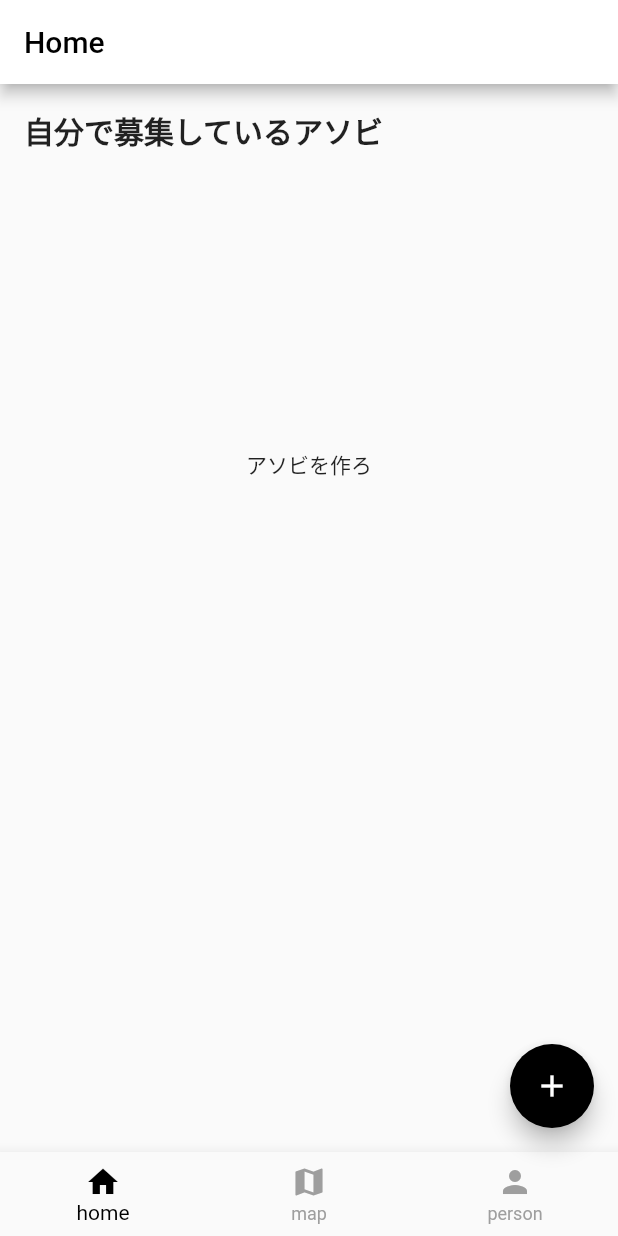
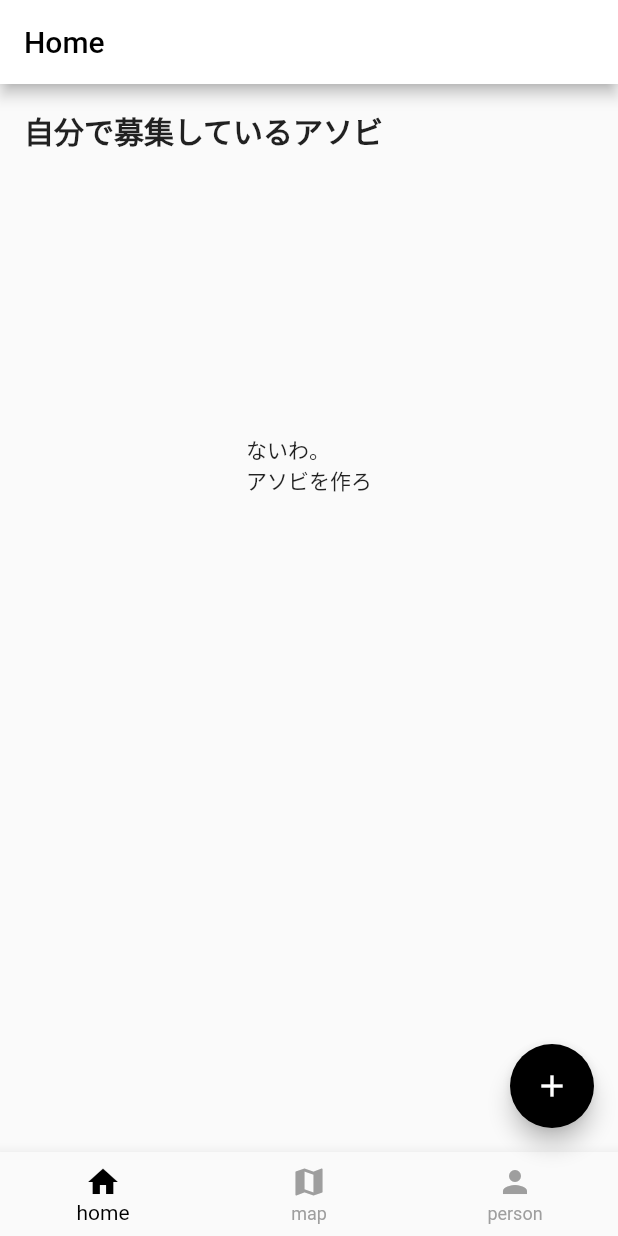
Before and after one commit to HajimexxxNakagawa/konoyubi, a Flutter app: the screen it shows once a user with an empty profile is signed in, on a phone screen of 412 x 824 dp. Run offline on Flutter 3.47's test engine with Material 2 defaults, Android fonts, the phone set to English and light mode, and no system bars; our stand-ins replace carousel_slider, cloud_firestore, firebase_auth, firebase_core, flutter_hooks, google_maps_flutter and 3 more; missing offline and left inert: flutter_facebook_auth; accounts and stored records are empty.

Commit message:
update filter

```diff
--- a/lib/ui/home/home_screen.dart
+++ b/lib/ui/home/home_screen.dart
@@ -18,7 +18,7 @@ class HomeScreen extends HookWidget {
     final userId = currentUser.data?.value?.uid;
     final asobiList = FirebaseFirestore.instance
         .collection('asobiList')
-        .where('owner', isEqualTo: userId)
+        .where('owner', isEqualTo: userId ?? '')
         .snapshots;
     final snapshot = useMemoized(asobiList);
     final list = useStream(snapshot);
@@ -74,7 +74,7 @@ class CurrentlyOpeningMyAsobi extends StatelessWidget {
   Widget build(BuildContext context) {
     return entries.isEmpty
         ? const Center(
-            child: Text('アソビを作ろ'),
+            child: Text('ないわ。\nアソビを作ろ'),
           )
         : ListView.builder(
             physics: const NeverScrollableScrollPhysics(),
```
